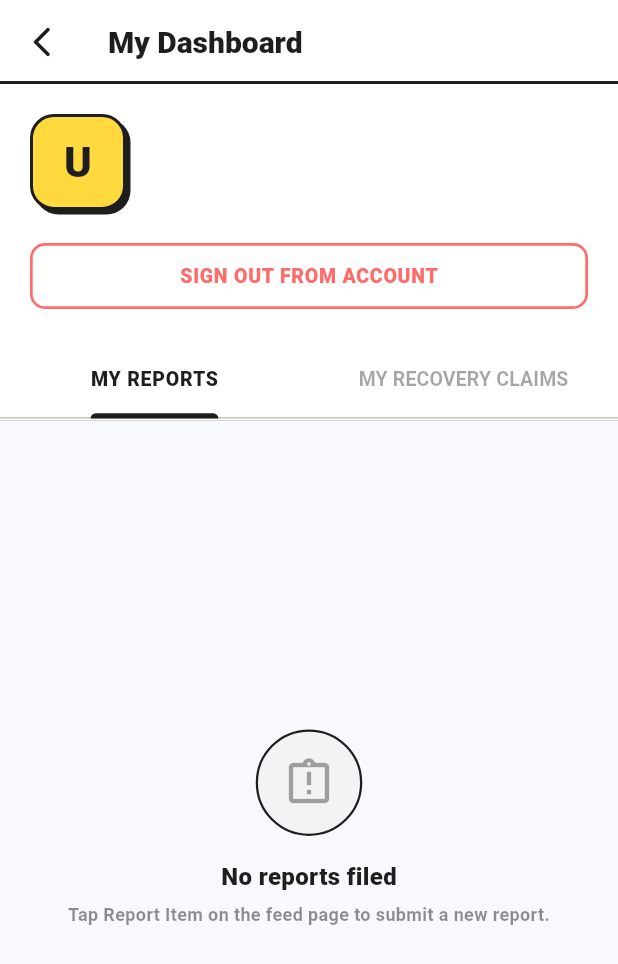
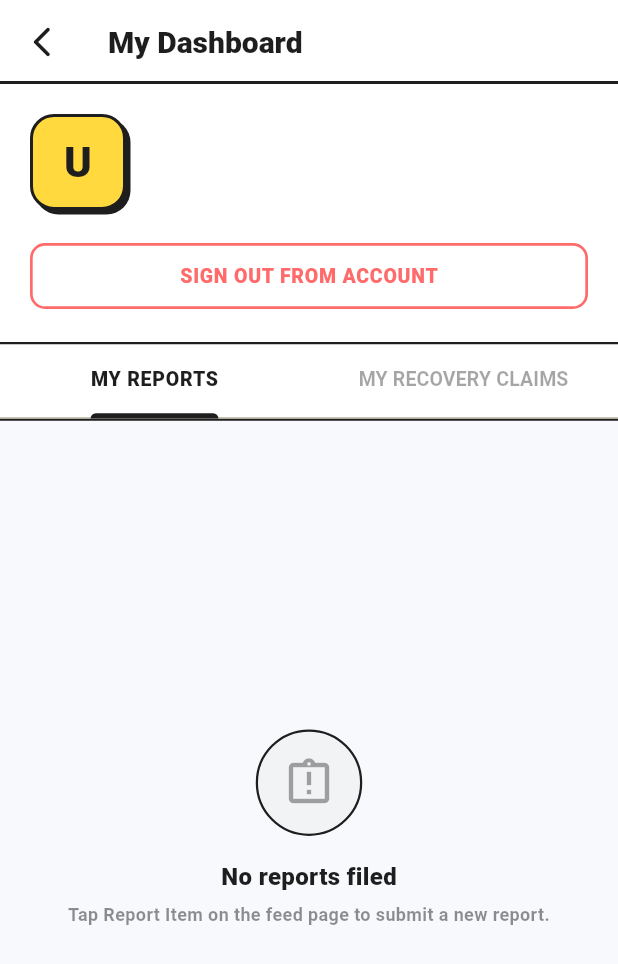
Before and after one commit to MuhammadTaha03/TraceIt, a Flutter app: the ProfileScreen screen opened by its route, on a phone screen of 412 x 824 dp. Shown: the top 964 px of the screen. Run offline on Flutter 3.47's test engine with Material 3 defaults, Android fonts, the phone set to English and light mode, and no system bars; our stand-ins replace flutter_riverpod, image_picker, supabase_flutter; accounts and stored records are empty; Roboto replaces fonts that are missing (Outfit).

Commit message:
Errors fixed

```diff
--- a/lib/screens/profile_screen.dart
+++ b/lib/screens/profile_screen.dart
@@ -192,14 +192,14 @@ class _ProfileScreenState extends ConsumerState<ProfileScreen> with SingleTicker
 
           // Tab Bar Selector
           Container(
-            color: Colors.white,
             decoration: const BoxDecoration(
-              border: Border(
-                top: BorderSide(color: borderColor, width: 1.5),
-                bottom: BorderSide(color: borderColor, width: 1.5),
-              ),
+            color: Colors.white, // <-- Moved inside
+            border: Border(
+            top: BorderSide(color: borderColor, width: 1.5),
+            bottom: BorderSide(color: borderColor, width: 1.5),
             ),
-            child: TabBar(
+          ),
+              child: TabBar(
               controller: _tabController,
               labelColor: borderColor,
               unselectedLabelColor: borderColor.withOpacity(0.4),
```
Also changed, not shown: pubspec.lock.
